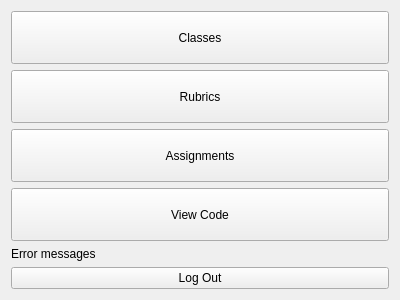
Before: the Qt Designer form GUI/dataview.ui in Laucksy/CS-205-Project, drawn with Qt 5.
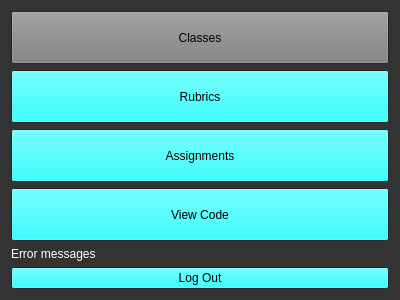
After: the same form once the commit is applied.

```diff
--- a/GUI/dataview.ui
+++ b/GUI/dataview.ui
@@ -16,6 +16,97 @@
     <verstretch>0</verstretch>
    </sizepolicy>
   </property>
+  <property name="palette">
+   <palette>
+    <active>
+     <colorrole role="Button">
+      <brush brushstyle="SolidPattern">
+       <color alpha="255">
+        <red>0</red>
+        <green>255</green>
+        <blue>255</blue>
+       </color>
+      </brush>
+     </colorrole>
+     <colorrole role="Base">
+      <brush brushstyle="SolidPattern">
+       <color alpha="255">
+        <red>128</red>
+        <green>0</green>
+        <blue>128</blue>
+       </color>
+      </brush>
+     </colorrole>
+     <colorrole role="Window">
+      <brush brushstyle="SolidPattern">
+       <color alpha="255">
+        <red>51</red>
+        <green>51</green>
+        <blue>51</blue>
+       </color>
+      </brush>
+     </colorrole>
+    </active>
+    <inactive>
+     <colorrole role="Button">
+      <brush brushstyle="SolidPattern">
+       <color alpha="255">
+        <red>0</red>
+        <green>255</green>
+        <blue>255</blue>
+       </color>
+      </brush>
+     </colorrole>
+     <colorrole role="Base">
+      <brush brushstyle="SolidPattern">
+       <color alpha="255">
+        <red>128</red>
+        <green>0</green>
+        <blue>128</blue>
+       </color>
+      </brush>
+     </colorrole>
+     <colorrole role="Window">
+      <brush brushstyle="SolidPattern">
+       <color alpha="255">
+        <red>51</red>
+        <green>51</green>
+        <blue>51</blue>
+       </color>
+      </brush>
+     </colorrole>
+    </inactive>
+    <disabled>
+     <colorrole role="Button">
+      <brush brushstyle="SolidPattern">
+       <color alpha="255">
+        <red>0</red>
+        <green>255</green>
+        <blue>255</blue>
+       </color>
+      </brush>
+     </colorrole>
+     <colorrole role="Base">
+      <brush brushstyle="SolidPattern">
+       <color alpha="255">
+        <red>51</red>
+        <green>51</green>
+        <blue>51</blue>
+       </color>
+      </brush>
+     </colorrole>
+     <colorrole role="Window">
+      <brush brushstyle="SolidPattern">
+       <color alpha="255">
+        <red>51</red>
+        <green>51</green>
+        <blue>51</blue>
+       </color>
+      </brush>
+     </colorrole>
+    </disabled>
+   </palette>
+  </property>
   <property name="windowTitle">
    <string>Axolotl Development</string>
   </property>
@@ -28,6 +119,124 @@
        <verstretch>0</verstretch>
       </sizepolicy>
      </property>
+     <property name="palette">
+      <palette>
+       <active>
+        <colorrole role="Button">
+         <brush brushstyle="SolidPattern">
+          <color alpha="255">
+           <red>127</red>
+           <green>127</green>
+           <blue>127</blue>
+          </color>
+         </brush>
+        </colorrole>
+        <colorrole role="Midlight">
+         <brush brushstyle="SolidPattern">
+          <color alpha="255">
+           <red>0</red>
+           <green>128</green>
+           <blue>255</blue>
+          </color>
+         </brush>
+        </colorrole>
+        <colorrole role="Mid">
+         <brush brushstyle="SolidPattern">
+          <color alpha="255">
+           <red>153</red>
+           <green>153</green>
+           <blue>153</blue>
+          </color>
+         </brush>
+        </colorrole>
+        <colorrole role="BrightText">
+         <brush brushstyle="SolidPattern">
+          <color alpha="255">
+           <red>0</red>
+           <green>128</green>
+           <blue>64</blue>
+          </color>
+         </brush>
+        </colorrole>
+       </active>
+       <inactive>
+        <colorrole role="Button">
+         <brush brushstyle="SolidPattern">
+          <color alpha="255">
+           <red>127</red>
+           <green>127</green>
+           <blue>127</blue>
+          </color>
+         </brush>
+        </colorrole>
+        <colorrole role="Midlight">
+         <brush brushstyle="SolidPattern">
+          <color alpha="255">
+           <red>0</red>
+           <green>128</green>
+           <blue>255</blue>
+          </color>
+         </brush>
+        </colorrole>
+        <colorrole role="Mid">
+         <brush brushstyle="SolidPattern">
+          <color alpha="255">
+           <red>153</red>
+           <green>153</green>
+           <blue>153</blue>
+          </color>
+         </brush>
+        </colorrole>
+        <colorrole role="BrightText">
+         <brush brushstyle="SolidPattern">
+          <color alpha="255">
+           <red>0</red>
+           <green>128</green>
+           <blue>64</blue>
+          </color>
+         </brush>
+        </colorrole>
+       </inactive>
+       <disabled>
+        <colorrole role="Button">
+         <brush brushstyle="SolidPattern">
+          <color alpha="255">
+           <red>127</red>
+           <green>127</green>
+           <blue>127</blue>
+          </color>
+         </brush>
+        </colorrole>
+        <colorrole role="Midlight">
+         <brush brushstyle="SolidPattern">
+          <color alpha="255">
+           <red>0</red>
+           <green>128</green>
+           <blue>255</blue>
+          </color>
+         </brush>
+        </colorrole>
+        <colorrole role="Mid">
+         <brush brushstyle="SolidPattern">
+          <color alpha="255">
+           <red>153</red>
+           <green>153</green>
+           <blue>153</blue>
+          </color>
+         </brush>
+        </colorrole>
+        <colorrole role="BrightText">
+         <brush brushstyle="SolidPattern">
+          <color alpha="255">
+           <red>0</red>
+           <green>128</green>
+           <blue>64</blue>
+          </color>
+         </brush>
+        </colorrole>
+       </disabled>
+      </palette>
+     </property>
      <property name="text">
       <string>Classes</string>
      </property>
@@ -74,6 +283,43 @@
    </item>
    <item>
     <widget class="QLabel" name="label">
+     <property name="palette">
+      <palette>
+       <active>
+        <colorrole role="WindowText">
+         <brush brushstyle="SolidPattern">
+          <color alpha="255">
+           <red>255</red>
+           <green>255</green>
+           <blue>255</blue>
+          </color>
+         </brush>
+        </colorrole>
+       </active>
+       <inactive>
+        <colorrole role="WindowText">
+         <brush brushstyle="SolidPattern">
+          <color alpha="255">
+           <red>255</red>
+           <green>255</green>
+           <blue>255</blue>
+          </color>
+         </brush>
+        </colorrole>
+       </inactive>
+       <disabled>
+        <colorrole role="WindowText">
+         <brush brushstyle="SolidPattern">
+          <color alpha="255">
+           <red>127</red>
+           <green>127</green>
+           <blue>127</blue>
+          </color>
+         </brush>
+        </colorrole>
+       </disabled>
+      </palette>
+     </property>
      <property name="text">
       <string>Error messages</string>
      </property>
```
